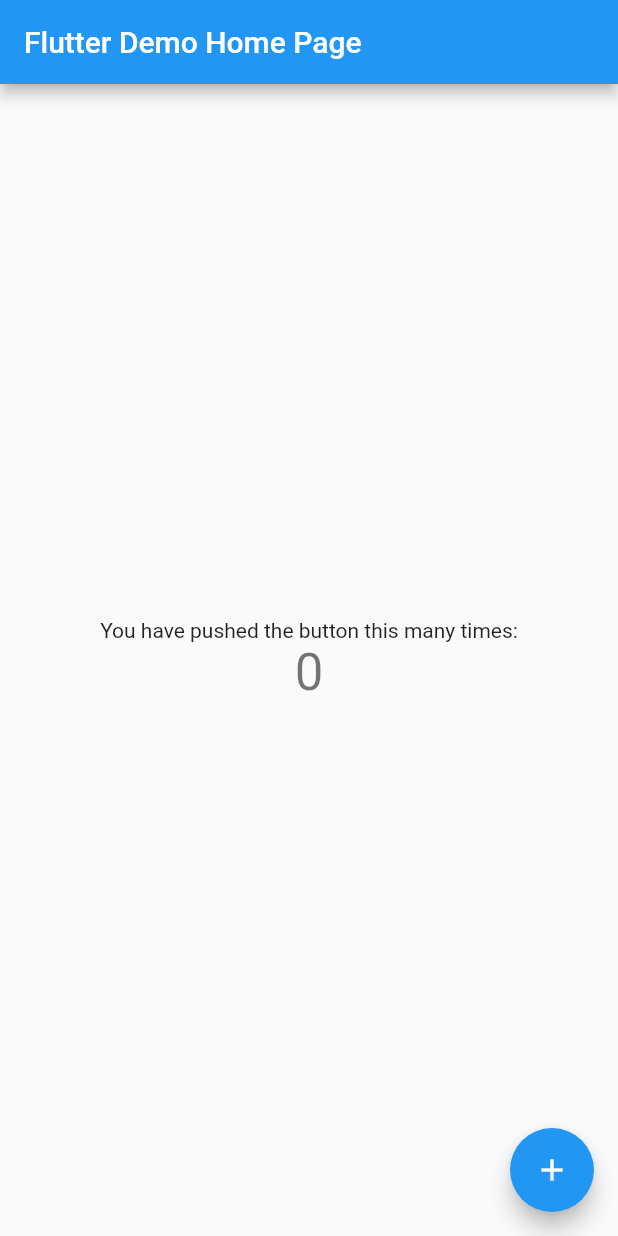
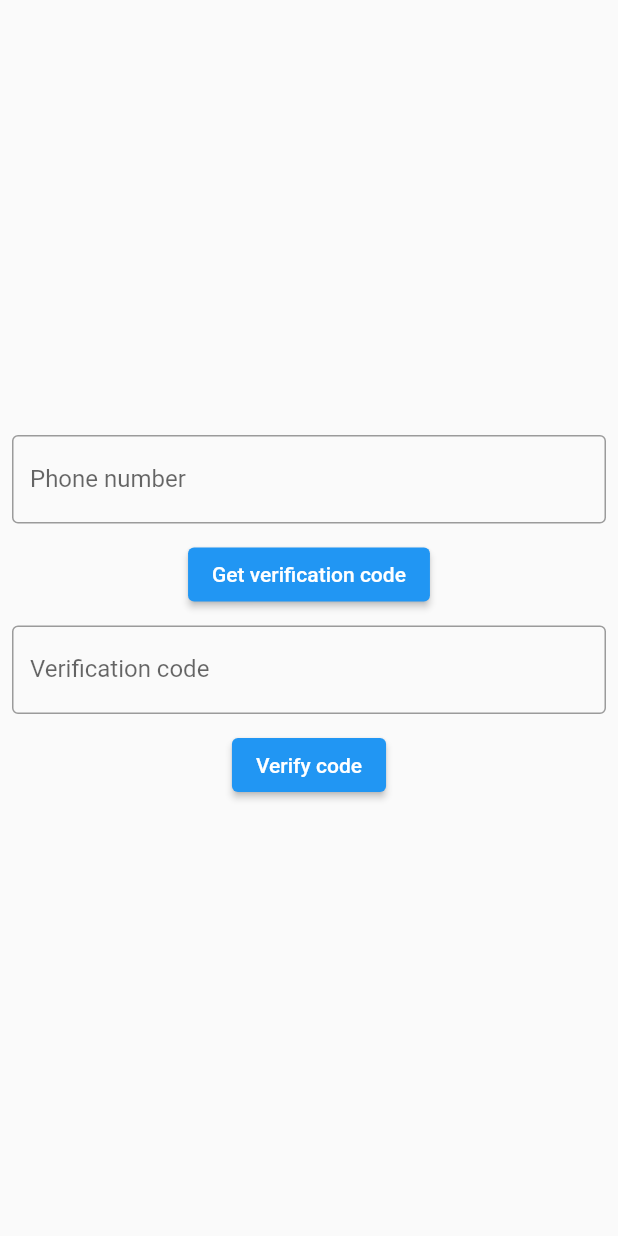
Before and after one commit to TamilKannanCV/flutter_phone_auth, a Flutter app: the screen it shows after launch, on a phone screen of 412 x 824 dp. Run offline on Flutter 3.47's test engine with Material 2 defaults, Android fonts, the phone set to English and light mode, and no system bars; our stand-ins replace firebase_auth, google_sign_in; accounts and stored records are empty.

```diff
--- a/lib/main.dart
+++ b/lib/main.dart
@@ -1,115 +1,11 @@
 import 'package:flutter/material.dart';
+import 'package:flutter_phone_auth/screens/home_screen.dart';
+import 'package:flutter_phone_auth/screens/login_screen.dart';
 
 void main() {
-  runApp(const MyApp());
+  runApp(
+    const MaterialApp(
+      home: LoginScreen(),
+    ),
+  );
 }
-
-class MyApp extends StatelessWidget {
-  const MyApp({Key? key}) : super(key: key);
-
-  // This widget is the root of your application.
-  @override
-  Widget build(BuildContext context) {
-    return MaterialApp(
-      title: 'Flutter Demo',
-      theme: ThemeData(
-        // This is the theme of your application.
-        //
-        // Try running your application with "flutter run". You'll see the
-        // application has a blue toolbar. Then, without quitting the app, try
-        // changing the primarySwatch below to Colors.green and then invoke
-        // "hot reload" (press "r" in the console where you ran "flutter run",
-        // or simply save your changes to "hot reload" in a Flutter IDE).
-        // Notice that the counter didn't reset back to zero; the application
-        // is not restarted.
-        primarySwatch: Colors.blue,
-      ),
-      home: const MyHomePage(title: 'Flutter Demo Home Page'),
-    );
-  }
-}
-
-class MyHomePage extends StatefulWidget {
-  const MyHomePage({Key? key, required this.title}) : super(key: key);
-
-  // This widget is the home page of your application. It is stateful, meaning
-  // that it has a State object (defined below) that contains fields that affect
-  // how it looks.
-
-  // This class is the configuration for the state. It holds the values (in this
-  // case the title) provided by the parent (in this case the App widget) and
-  // used by the build method of the State. Fields in a Widget subclass are
-  // always marked "final".
-
-  final String title;
-
-  @override
-  State<MyHomePage> createState() => _MyHomePageState();
-}
-
-class _MyHomePageState extends State<MyHomePage> {
-  int _counter = 0;
-
-  void _incrementCounter() {
-    setState(() {
-      // This call to setState tells the Flutter framework that something has
-      // changed in this State, which causes it to rerun the build method below
-      // so that the display can reflect the updated values. If we changed
-      // _counter without calling setState(), then the build method would not be
-      // called again, and so nothing would appear to happen.
-      _counter++;
-    });
-  }
-
-  @override
-  Widget build(BuildContext context) {
-    // This method is rerun every time setState is called, for instance as done
-    // by the _incrementCounter method above.
-    //
-    // The Flutter framework has been optimized to make rerunning build methods
-    // fast, so that you can just rebuild anything that needs updating rather
-    // than having to individually change instances of widgets.
-    return Scaffold(
-      appBar: AppBar(
-        // Here we take the value from the MyHomePage object that was created by
-        // the App.build method, and use it to set our appbar title.
-        title: Text(widget.title),
-      ),
-      body: Center(
-        // Center is a layout widget. It takes a single child and positions it
-        // in the middle of the parent.
-        child: Column(
-          // Column is also a layout widget. It takes a list of children and
-          // arranges them vertically. By default, it sizes itself to fit its
-          // children horizontally, and tries to be as tall as its parent.
-          //
-          // Invoke "debug painting" (press "p" in the console, choose the
-          // "Toggle Debug Paint" action from the Flutter Inspector in Android
-          // Studio, or the "Toggle Debug Paint" command in Visual Studio Code)
-          // to see the wireframe for each widget.
-          //
-          // Column has various properties to control how it sizes itself and
-          // how it positions its children. Here we use mainAxisAlignment to
-          // center the children vertically; the main axis here is the vertical
-          // axis because Columns are vertical (the cross axis would be
-          // horizontal).
-          mainAxisAlignment: MainAxisAlignment.center,
-          children: <Widget>[
-            const Text(
-              'You have pushed the button this many times:',
-            ),
-            Text(
-              '$_counter',
-              style: Theme.of(context).textTheme.headline4,
-            ),
-          ],
-        ),
-      ),
-      floatingActionButton: FloatingActionButton(
-        onPressed: _incrementCounter,
-        tooltip: 'Increment',
-        child: const Icon(Icons.add),
-      ), // This trailing comma makes auto-formatting nicer for build methods.
-    );
-  }
-}
--- /dev/null
+++ b/lib/screens/home_screen.dart
@@ -0,0 +1,33 @@
+import 'package:firebase_auth/firebase_auth.dart';
+import 'package:flutter/material.dart';
+import 'package:google_sign_in/google_sign_in.dart';
+
+class HomeScreen extends StatefulWidget {
+  const HomeScreen({Key? key}) : super(key: key);
+
+  @override
+  _HomeScreenState createState() => _HomeScreenState();
+}
+
+class _HomeScreenState extends State<HomeScreen> {
+  @override
+  Widget build(BuildContext context) {
+    return Scaffold(
+      body: Center(
+        child: Column(
+          mainAxisSize: MainAxisSize.min,
+          children: [
+            const Text("Logged in successfully"),
+            ElevatedButton(
+              child: const Text("Logout"),
+              onPressed: () async {
+                await GoogleSignIn().signOut();
+                await FirebaseAuth.instance.signOut();
+              },
+            )
+          ],
+        ),
+      ),
+    );
+  }
+}
--- /dev/null
+++ b/lib/screens/login_screen.dart
@@ -0,0 +1,55 @@
+import 'package:flutter/material.dart';
+
+class LoginScreen extends StatefulWidget {
+  const LoginScreen({Key? key}) : super(key: key);
+
+  @override
+  _LoginScreenState createState() => _LoginScreenState();
+}
+
+class _LoginScreenState extends State<LoginScreen> {
+  final TextEditingController _phoneNumberController = TextEditingController();
+  final TextEditingController _verificationCodeController =
+      TextEditingController();
+
+  @override
+  Widget build(BuildContext context) {
+    return Scaffold(
+      body: Center(
+        child: Padding(
+          padding: const EdgeInsets.all(8.0),
+          child: Column(
+            mainAxisSize: MainAxisSize.min,
+            children: [
+              TextFormField(
+                controller: _phoneNumberController,
+                decoration: const InputDecoration(
+                  border: OutlineInputBorder(),
+                  labelText: "Phone number",
+                ),
+              ),
+              const SizedBox(height: 10.0),
+              ElevatedButton(
+                child: const Text("Get verification code"),
+                onPressed: () {},
+              ),
+              const SizedBox(height: 10.0),
+              TextFormField(
+                controller: _verificationCodeController,
+                decoration: const InputDecoration(
+                  labelText: "Verification code",
+                  border: OutlineInputBorder(),
+                ),
+              ),
+              const SizedBox(height: 10.0),
+              ElevatedButton(
+                child: const Text("Verify code"),
+                onPressed: () {},
+              ),
+            ],
+          ),
+        ),
+      ),
+    );
+  }
+}
```
Also changed, not shown: pubspec.yaml (+5 -67 lines), pubspec.lock.
